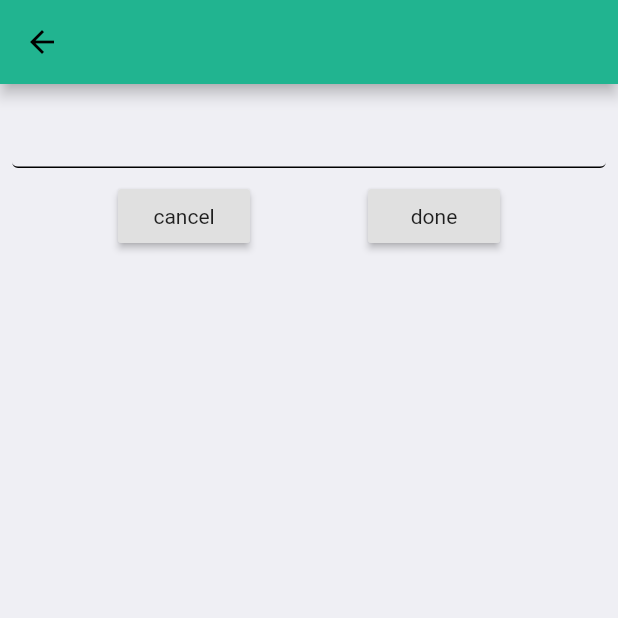
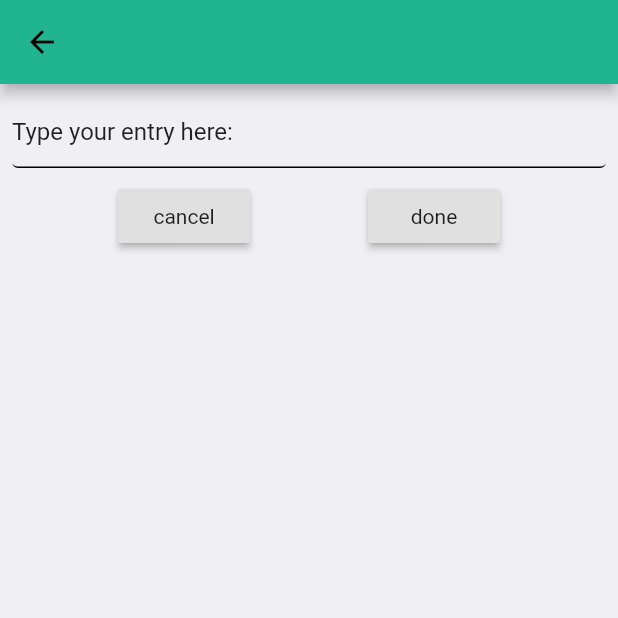
Before and after one commit to suborange/sachacks2020, a Flutter app: the screen it shows after launch, after a tap on the "add" icon, on a phone screen of 412 x 824 dp, the top half of it. Run offline on Flutter 3.47's test engine with Material 2 defaults, Android fonts, the phone set to English and light mode, and no system bars; our stand-ins replace auto_size_text, connectivity, dio, flutter_slidable, get_it, hive and 3 more; missing offline and left inert: flutter_sparkline; accounts and stored records are empty; generated files the repository leaves out were written again.

Commit message:
basic stats
stats: radial gauge for  average mood, graph for mood over 7 day and 30 day periods

```diff
--- a/lib/core/services/navigation_service.dart
+++ b/lib/core/services/navigation_service.dart
@@ -37,7 +37,7 @@ class NavigationService {
     );
   }
 
-  bool pop({returnValue}) {
+  void pop({returnValue}) {
     return _navigatorKey.currentState.pop(returnValue);
   }
 }
--- a/lib/ui/views/enter_form/enter_form_view.dart
+++ b/lib/ui/views/enter_form/enter_form_view.dart
@@ -20,8 +20,15 @@ class EnterFormView extends StatelessWidget {
                 children: <Widget>[
                   Padding(
                     padding: const EdgeInsets.all(8.0),
-                    child: TextField(
+                    child: TextField (
+                      decoration: InputDecoration(
+                        // labelText: "Type here:   ",
+                        hintText: "Type your entry here:",
+                        //border: InputBorder.none //OutlineInputBorder(borderRadius: BorderRadius.circular(10))
+                      ),
                       controller: model.controller,
+                      keyboardType: TextInputType.multiline,
+                      maxLines: null,
                     ),
                   ),
                   Row(
--- a/lib/ui/views/home/home_view.dart
+++ b/lib/ui/views/home/home_view.dart
@@ -5,6 +5,7 @@ import 'package:lean_provider/ui/views/base_view.dart';
 import 'package:lean_provider/ui/widgets/column_builder.dart';
 import 'package:lean_provider/ui/widgets/custom_card.dart';
 import 'package:lean_provider/ui/widgets/entry_tile.dart';
+
 
 class HomeView extends StatelessWidget {
   const HomeView({Key key}) : super(key: key);
--- a/lib/ui/views/settings/settings_view.dart
+++ b/lib/ui/views/settings/settings_view.dart
@@ -2,19 +2,63 @@ import 'package:flutter/material.dart';
 import 'package:lean_provider/core/enums/view_state.dart';
 import 'package:lean_provider/core/ui_models/views/settings/settings_model.dart';
 import 'package:lean_provider/ui/views/base_view.dart';
+import 'package:lean_provider/ui/widgets/custom_card.dart';
+import 'package:syncfusion_flutter_gauges/gauges.dart';
+import 'package:flutter_sparkline/flutter_sparkline.dart';
 
 class SettingsView extends StatelessWidget {
   const SettingsView({Key key}) : super(key: key);
 
   @override
   Widget build(BuildContext context) {
+    var data7 = [0.0, 1.0, 1.5, 2.0, 0.0, 0.0, -0.5, -1.0, -0.5, 0.0, 0.0];
+    var data30 = [0.0, 0.8, 1.1, 1.0, 0.0, 0.4, -0.7, -2.0, -0.3, 0.0, 0.0];
     return BaseView<SettingsModel>(
       onModelReady: (model) => model.init(),
       builder: (context, model, child) => Scaffold(
-        body: Center(
-            child: (model.state == ViewState.Busy)
-                ? Container()
-                : Text("settings")),
+        body: Column(
+          children: <Widget>[
+            Container(child: SfRadialGauge(
+              title: GaugeTitle(text: 'Average Mood', textStyle: TextStyle(
+                fontSize: 15, fontWeight: FontWeight.bold)
+                 ),
+                 axes: <RadialAxis>[
+                   RadialAxis(
+                     showTicks: false, showAxisLine: false, showLabels: false,
+                     pointers: <GaugePointer> [MarkerPointer(value: 50, markerOffset: -5)],
+                     ranges: <GaugeRange>[
+                       GaugeRange(startValue: 18,endValue: 38,color: Colors.red ,startWidth: 22,endWidth:22),
+                       GaugeRange(startValue: 38,endValue: 60,color: Colors.orange,startWidth: 22,endWidth:22),
+                       GaugeRange(startValue: 60,endValue: 82,color: Colors.green,startWidth: 22,endWidth:22),
+                     ]
+                   )
+                 ],
+            ),
+            height: 200, ),
+            Padding(
+              padding: const EdgeInsets.all(6.0),
+              child: CustomCard(
+                child: Padding(
+                  padding: const EdgeInsets.symmetric(horizontal: 16.0, vertical: 6.0),
+                  child: Sparkline(
+                  data: data7,
+                  ),
+                ),
+              ),
+            ),
+            Padding(
+              padding: const EdgeInsets.all(6.0),
+              child: CustomCard(
+                child: Padding(
+                  padding: const EdgeInsets.symmetric(horizontal: 15.0, vertical: 6.0),
+                  child: Sparkline(
+                  data: data30,
+                  ),
+                ),
+              ),
+            ),
+          ],
+        )
       ),
     );
   }
--- a/pubspec.yaml
+++ b/pubspec.yaml
@@ -10,6 +10,9 @@ dependencies:
   flutter:
     sdk: flutter
 
+  syncfusion_flutter_gauges: ^1.0.0-beta
+  flutter_sparkline: ^0.1.0
+
   # Provider
   get_it: ^3.0.3
   provider: ^3.1.0+1
@@ -17,7 +20,7 @@ dependencies:
   rxdart: ^0.23.1
   dio: ^3.0.7
   flutter_slidable: ^0.5.3
-  intl: ^0.15.8
+  intl: ^0.16.0
   auto_size_text: ^2.0.1
 
   hive: ^1.3.0
```
Also changed, not shown: pubspec.lock.
